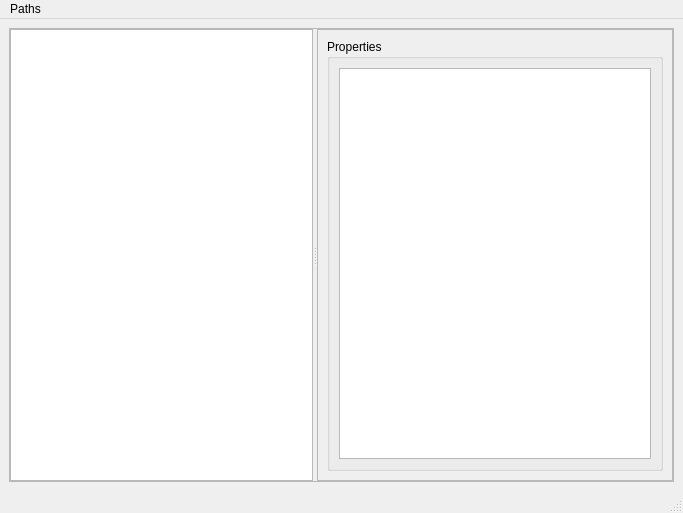
The window that python/assettracker.ui (thomascswalker/.maxscript) describes before a commit, drawn with Qt 5.
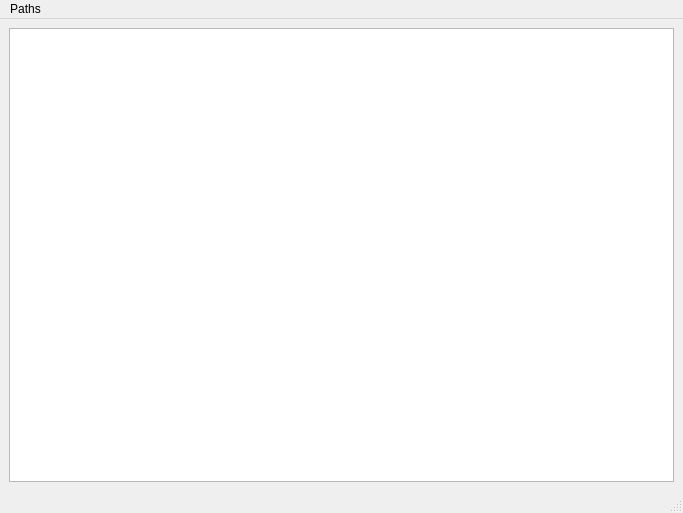
The same window after the commit.

Patch:
```diff
--- a/python/assettracker.ui
+++ b/python/assettracker.ui
@@ -22,13 +22,6 @@
   <widget class="QWidget" name="centralwidget">
    <layout class="QGridLayout" name="gridLayout">
     <item row="0" column="0">
-     <widget class="QSplitter" name="splitter">
-      <property name="frameShape">
-       <enum>QFrame::StyledPanel</enum>
-      </property>
-      <property name="orientation">
-       <enum>Qt::Horizontal</enum>
-      </property>
       <widget class="QTreeView" name="treeView">
        <property name="editTriggers">
         <set>QAbstractItemView::NoEditTriggers</set>
@@ -54,46 +47,9 @@
        <property name="allColumnsShowFocus">
         <bool>true</bool>
        </property>
-      </widget>
-      <widget class="QWidget" name="horizontalLayoutWidget">
-       <layout class="QHBoxLayout" name="horizontalLayout">
-        <item>
-         <widget class="QScrollArea" name="scrollArea">
-          <property name="widgetResizable">
-           <bool>true</bool>
-          </property>
-          <widget class="QWidget" name="scrollAreaWidgetContents">
-           <property name="geometry">
-            <rect>
-             <x>0</x>
-             <y>0</y>
-             <width>249</width>
-             <height>449</height>
-            </rect>
-           </property>
-           <layout class="QGridLayout" name="gridLayout_2">
-            <item row="0" column="0">
-             <layout class="QVBoxLayout" name="verticalLayout">
-              <item>
-               <widget class="QGroupBox" name="groupBox">
-                <property name="title">
-                 <string>Properties</string>
-                </property>
-                <layout class="QGridLayout" name="gridLayout_3">
-                 <item row="0" column="0">
-                  <widget class="QTreeView" name="treeView_2"/>
-                 </item>
-                </layout>
-               </widget>
-              </item>
-             </layout>
-            </item>
-           </layout>
-          </widget>
-         </widget>
-        </item>
-       </layout>
-      </widget>
+      <property name="expandsOnDoubleClick">
+       <bool>false</bool>
+      </property>
      </widget>
     </item>
    </layout>
```
Lines whose indentation alone changed are shown as unchanged.
